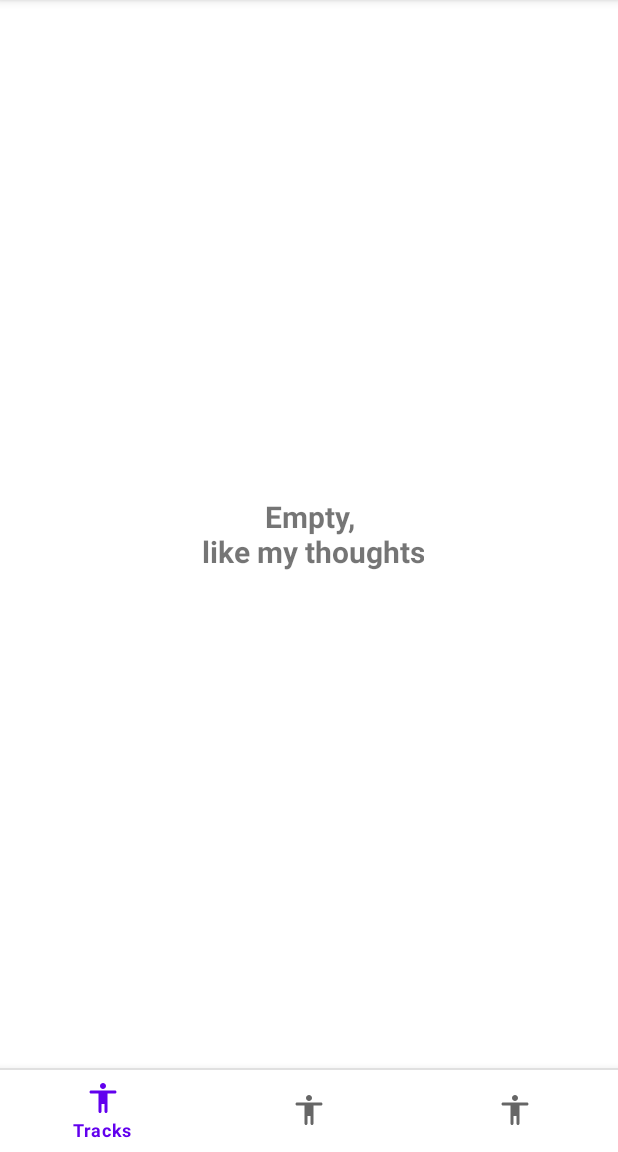
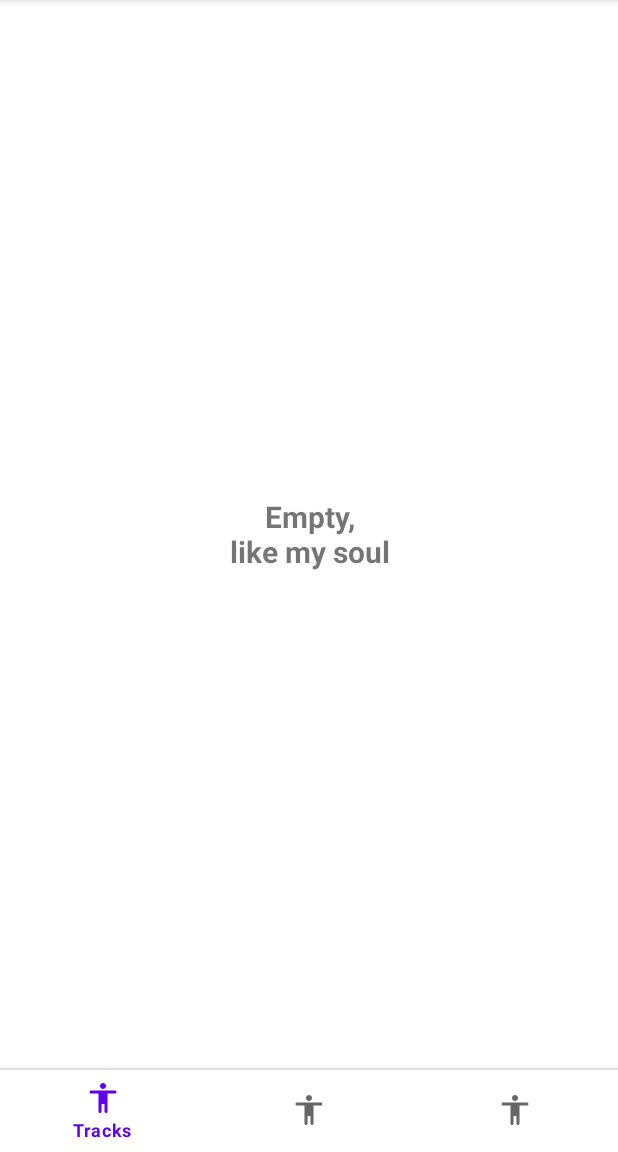
Before and after one commit to shadow578/Yodel, an Android app: the screen it shows after launch (MainActivity), on a phone screen of 412 x 824 dp, the part 84-1236 px from its top. Run offline under Robolectric (Android 15) with nearby library versions, the phone set to English and light mode, and no system bars; our stand-ins replace Room's generated code; pictures from the network do not load.

Commit message:
make most strings localizable (excludes explore fragment for now as future of it is uncertain)

```diff
--- a/app/src/main/java/io/github/shadow578/music_dl/share/ShareTargetActivity.java
+++ b/app/src/main/java/io/github/shadow578/music_dl/share/ShareTargetActivity.java
@@ -10,6 +10,7 @@ import androidx.appcompat.app.AppCompatActivity;
 
 import java.util.Optional;
 
+import io.github.shadow578.music_dl.R;
 import io.github.shadow578.music_dl.db.TracksDB;
 import io.github.shadow578.music_dl.db.model.TrackInfo;
 import io.github.shadow578.music_dl.downloader.DownloaderService;
@@ -30,9 +31,9 @@ public class ShareTargetActivity extends AppCompatActivity {
         if (intent != null
                 && Intent.ACTION_SEND.equals(intent.getAction())) {
             if (handleShare(intent)) {
-                Toast.makeText(this, "queued download", Toast.LENGTH_SHORT).show();
+                Toast.makeText(this, R.string.share_toast_ok, Toast.LENGTH_SHORT).show();
             } else {
-                Toast.makeText(this, "could not download shared video!", Toast.LENGTH_SHORT).show();
+                Toast.makeText(this, R.string.share_toast_fail, Toast.LENGTH_SHORT).show();
             }
         }
 
--- a/app/src/main/java/io/github/shadow578/music_dl/ui/BaseActivity.java
+++ b/app/src/main/java/io/github/shadow578/music_dl/ui/BaseActivity.java
@@ -14,6 +14,7 @@ import androidx.documentfile.provider.DocumentFile;
 
 import java.util.Optional;
 
+import io.github.shadow578.music_dl.R;
 import io.github.shadow578.music_dl.util.preferences.Prefs;
 import io.github.shadow578.music_dl.util.storage.StorageHelper;
 import io.github.shadow578.music_dl.util.storage.StorageKey;
@@ -54,7 +55,7 @@ public class BaseActivity extends AppCompatActivity {
                                 Log.i("MusicDL", String.format("selected and saved new track downloads directory: %s", treeUri.toString()));
                             } else {
                                 // bad selection
-                                Toast.makeText(this, "could not set downloads directory! please try again, or report this issue", Toast.LENGTH_LONG).show();
+                                Toast.makeText(this, R.string.base_toast_set_download_directory_fail, Toast.LENGTH_LONG).show();
                                 maybeSelectDownloadsDir();
                             }
                         }
@@ -83,13 +84,11 @@ public class BaseActivity extends AppCompatActivity {
         Prefs.DOWNLOADS_DIRECTORY.reset();
 
         // show toast with prompt
-        //TODO remove if EXTRA_TITLE works as expected
-        Toast.makeText(this, "Select the folder you want to use for downloaded tracks", Toast.LENGTH_LONG).show();
+        Toast.makeText(this, R.string.base_toast_select_download_directory, Toast.LENGTH_LONG).show();
 
         // select downloads dir
         final Intent openTree = new Intent(Intent.ACTION_OPEN_DOCUMENT_TREE)
-                .setFlags(Intent.FLAG_GRANT_READ_URI_PERMISSION | Intent.FLAG_GRANT_WRITE_URI_PERMISSION | Intent.FLAG_GRANT_PERSISTABLE_URI_PERMISSION)
-                .putExtra(Intent.EXTRA_TITLE, "Folder for Tracks");
+                .setFlags(Intent.FLAG_GRANT_READ_URI_PERMISSION | Intent.FLAG_GRANT_WRITE_URI_PERMISSION | Intent.FLAG_GRANT_PERSISTABLE_URI_PERMISSION);
         downloadDirectorySelectLauncher.launch(openTree);
     }
 }
--- a/app/src/main/java/io/github/shadow578/music_dl/ui/tracks/TracksAdapter.java
+++ b/app/src/main/java/io/github/shadow578/music_dl/ui/tracks/TracksAdapter.java
@@ -14,7 +14,6 @@ import com.bumptech.glide.Glide;
 
 import java.util.ArrayList;
 import java.util.List;
-import java.util.Locale;
 import java.util.Optional;
 
 import io.github.shadow578.music_dl.R;
@@ -68,7 +67,8 @@ public class TracksAdapter extends RecyclerView.Adapter<TracksAdapter.Holder> {
         // build and set artist + album
         final String albumAndArtist;
         if (track.artist != null && track.albumName != null) {
-            albumAndArtist = String.format(Locale.US, "%s • %s", track.artist, track.albumName);
+            albumAndArtist = holder.b.getRoot().getContext().getString(R.string.tracks_artist_and_album,
+                    track.artist, track.albumName);
         } else if (track.artist != null) {
             albumAndArtist = track.artist;
         } else if (track.albumName != null) {
--- a/app/src/main/java/io/github/shadow578/music_dl/util/notifications/NotificationChannels.java
+++ b/app/src/main/java/io/github/shadow578/music_dl/util/notifications/NotificationChannels.java
@@ -7,6 +7,8 @@ import androidx.annotation.Nullable;
 import androidx.annotation.StringRes;
 import androidx.core.app.NotificationChannelCompat;
 import androidx.core.app.NotificationManagerCompat;
+
+import io.github.shadow578.music_dl.R;
 
 /**
  * class to handle notification channels
@@ -18,12 +20,12 @@ public enum NotificationChannels {
      * <p>
      * only for use when testing stuff (and the actual channel is not setup yet) or for notifications that are normally not shown
      */
-    Default(),
+    Default(R.string.channel_default_name, R.string.channel_default_description),
 
     /**
      * notification channel used by {@link io.github.shadow578.music_dl.downloader.DownloaderService} to show download progress
      */
-    DownloadProgress(NotificationManagerCompat.IMPORTANCE_LOW);
+    DownloadProgress(R.string.channel_downloader_name, R.string.channel_downloader_description, NotificationManagerCompat.IMPORTANCE_LOW);
 
 // region boring background stuff
 
--- a/app/src/main/res/layout/fragment_tracks.xml
+++ b/app/src/main/res/layout/fragment_tracks.xml
@@ -20,7 +20,7 @@
         android:layout_width="wrap_content"
         android:layout_height="wrap_content"
         android:layout_centerInParent="true"
-        android:text="Empty,\n like my thoughts"
+        android:text="@string/empty_text"
         android:textAlignment="center"
         android:textSize="20sp"
         android:textStyle="bold"
--- a/app/src/main/res/menu/main_bottom_navigation.xml
+++ b/app/src/main/res/menu/main_bottom_navigation.xml
@@ -4,16 +4,16 @@
     <item
         android:id="@+id/nav_tracks"
         android:icon="@drawable/ic_round_tpose_24"
-        android:title="Tracks" />
+        android:title="@string/main_nav_tracks" />
 
     <item
         android:id="@+id/nav_explore"
         android:icon="@drawable/ic_round_tpose_24"
-        android:title="Explore" />
+        android:title="@string/main_nav_explore" />
 
     <item
         android:id="@+id/nav_more"
         android:icon="@drawable/ic_round_tpose_24"
-        android:title="More" />
+        android:title="@string/main_nav_more" />
 
 </menu>
--- a/app/src/main/res/values/strings.xml
+++ b/app/src/main/res/values/strings.xml
@@ -1,5 +1,32 @@
 <resources>
+    <!-- shared -->
     <string name="app_name">YTMusic-DL</string>
-    <!-- TODO: Remove or change this placeholder text -->
-    <string name="hello_blank_fragment">Hello blank fragment</string>
+    <string name="empty_text">Empty,\nlike my soul</string>
+    <string name="base_toast_select_download_directory">Select the folder you want to save tracks in</string>
+    <string name="base_toast_set_download_directory_fail">could not set downloads directory! please try again, or report this issue</string>
+
+    <!-- bottom navigation in main -->
+    <string name="main_nav_tracks">Tracks</string>
+    <string name="main_nav_explore">Explore</string>
+    <string name="main_nav_more">More</string>
+
+    <!-- tracks -->
+    <string name="tracks_artist_and_album" formatted="true">%1$s • %2$s</string>
+
+    <!-- share -->
+    <string name="share_toast_ok">Download Queued</string>
+    <string name="share_toast_fail">Cannot download shared video!</string>
+
+    <!-- dl service -->
+    <string name="dl_notification_subtext" formatted="true">Downloading • ETA %1$s</string>
+    <string name="dl_status_starting_download">Starting Download</string>
+    <string name="dl_status_process_metadata">Processing Metadata</string>
+    <string name="dl_status_finish">Finishing Download</string>
+
+    <!-- notification channels -->
+    <string name="channel_default_name">Default</string>
+    <string name="channel_default_description">the fallback notification channel</string>
+    <string name="channel_downloader_name">Downloads</string>
+    <string name="channel_downloader_description">sends information about in- progress downloads</string>
+
 </resources>
```
Also changed, not shown: app/src/main/java/io/github/shadow578/music_dl/downloader/DownloaderService.java (+9 -8 lines).
